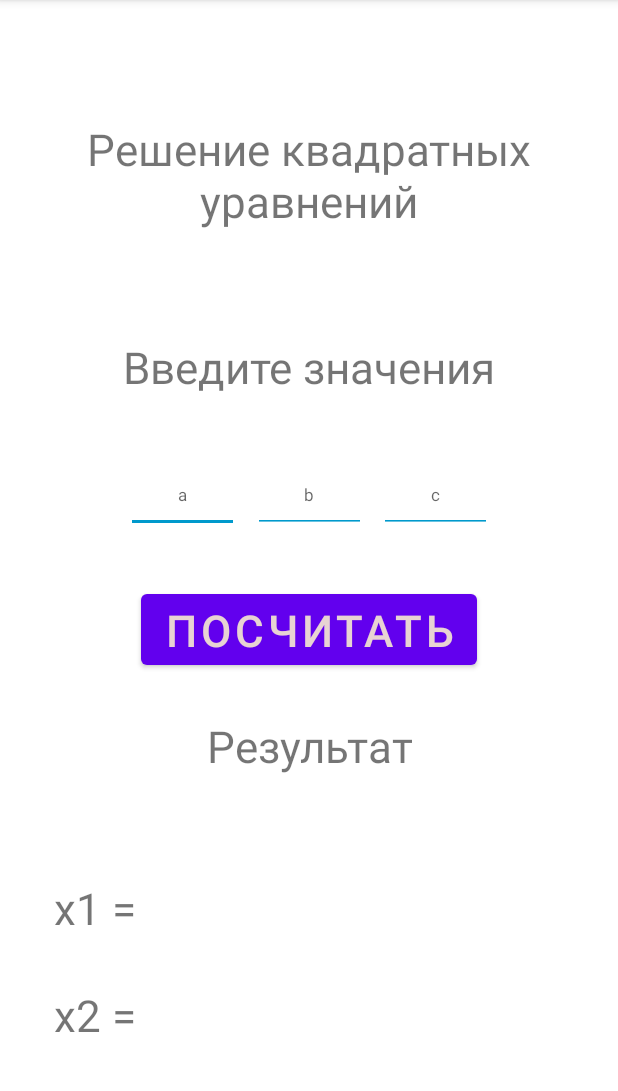
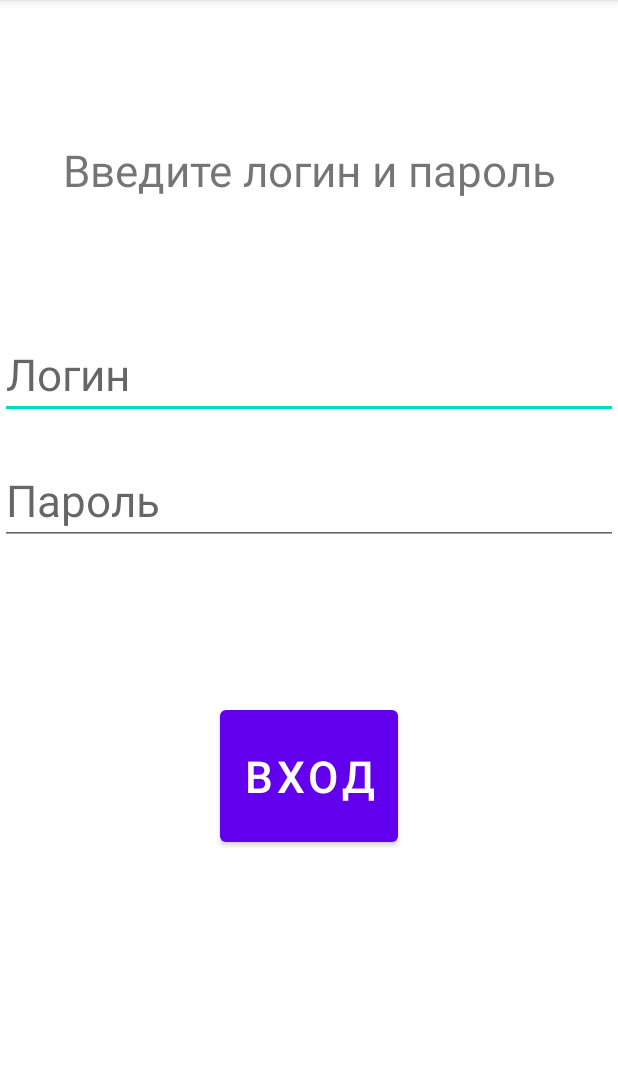
Before and after one commit to AndreyVAAVA/Samsung, an Android app: the screen it shows after launch (MainActivity), on a phone screen of 412 x 824 dp, the part 84-1175 px from its top. Run offline under Robolectric (Android 15) with nearby library versions, the phone set to English and light mode, and no system bars.

```diff
--- a/app/src/main/java/com/example/samsung/MainActivity.java
+++ b/app/src/main/java/com/example/samsung/MainActivity.java
@@ -14,18 +14,17 @@ import android.widget.TextView;
 import static android.provider.ContactsContract.Intents.Insert.ACTION;
 
 public class MainActivity extends AppCompatActivity {
-
+    static String true_login = "randommail@samsung.com";
+    static String true_password = "Random1234";
     @Override
     protected void onCreate(Bundle savedInstanceState) {
         super.onCreate(savedInstanceState);
         setContentView(R.layout.activity_main);
 
-        EditText editText_a = (EditText) findViewById(R.id.a);
-        EditText editText_b = (EditText) findViewById(R.id.b);
-        EditText editText_c = (EditText) findViewById(R.id.c);
-        Button button = (Button) findViewById(R.id.result);;
-        TextView textView_1 = (TextView) findViewById(R.id.X_1);
-        TextView textView_2 = (TextView) findViewById(R.id.X_2);
+        EditText editText_log = (EditText) findViewById(R.id.editText_log);
+        EditText editText_pswd = (EditText) findViewById(R.id.editText_pswd);
+        Button button = (Button) findViewById(R.id.btn);;
+        TextView result = (TextView) findViewById(R.id.result);
 
         /*editText_a.addTextChangedListener(new TextWatcher() {
 
@@ -43,24 +42,16 @@ public class MainActivity extends AppCompatActivity {
             }
         });*/
         button.setOnClickListener((View.OnClickListener) v -> {
-            int a = Integer.parseInt(editText_a.getText().toString());
-            int b = Integer.parseInt(editText_b.getText().toString());
-            int c = Integer.parseInt(editText_c.getText().toString());
-            double discr = ((b*b) - (4*a*c));
-            double x_1 = (((-b) + Math.sqrt(discr)) / (2*a));
-            double x_2 = (((-b) - Math.sqrt(discr)) / (2*a));
-            String x1 = String.valueOf(x_1);
-            String x2 = String.valueOf(x_2);
-            // Обработка нажатия
-            if(a == 0 && b == 0) {
-                textView_1.setText("(-беск;беск)");
-                textView_2.setText("(-беск;беск)");
-            } else if((a == 0 && b != 0 && c == 0) || (a != 0 && b == 0 && c == 0)){
-                textView_1.setText("0");
-                textView_2.setText("0");
-            } else {
-                textView_1.setText(x1);
-                textView_2.setText(x2);
+            String login = editText_log.getText().toString().toLowerCase();
+            String password = editText_pswd.getText().toString();
+            if((login.equals(true_login)) && (password.equals(true_password))){
+                result.setText("Верно");
+                result.setBackgroundResource(R.color.green);
+            } else{
+                result.setText("Вы ошиблись в логине или пароле");
+                result.setBackgroundResource(R.color.red);
+                editText_log.setText("");
+                editText_pswd.setText("");
             }
         });
     }
--- a/app/src/main/res/layout/activity_main.xml
+++ b/app/src/main/res/layout/activity_main.xml
@@ -7,9 +7,9 @@
     android:layout_height="match_parent">
     <TextView
         android:layout_width="wrap_content"
-        android:layout_height="100dp"
-        android:text="@string/input"
+        android:layout_height="90dp"
         android:textSize="29sp"
+        android:text="@string/meeting"
         android:gravity="center"
         app:layout_constraintHorizontal_bias="0.5"
         app:layout_constraintVertical_bias="0.1"
@@ -17,138 +17,55 @@
         app:layout_constraintRight_toRightOf="parent"
         app:layout_constraintTop_toTopOf="parent"
         app:layout_constraintBottom_toBottomOf="parent"/>
-    <TextView
-        android:layout_width="wrap_content"
+    <EditText
+        android:id="@+id/editText_log"
+        android:layout_width="match_parent"
         android:layout_height="70dp"
-        android:text="@string/instructions"
         android:textSize="29sp"
-        android:gravity="center"
-        app:layout_constraintHorizontal_bias="0.5"
+        android:hint="@string/login"
+        android:gravity="left|bottom"
+        app:layout_constraintHorizontal_bias="0.015"
         app:layout_constraintVertical_bias="0.3"
         app:layout_constraintLeft_toLeftOf="parent"
         app:layout_constraintRight_toRightOf="parent"
         app:layout_constraintTop_toTopOf="parent"
         app:layout_constraintBottom_toBottomOf="parent"/>
     <EditText
-        android:id="@+id/a"
-        android:layout_width="75dp"
-        android:layout_height="50dp"
-        android:hint="@string/a"
-        android:textSize="11sp"
-        android:gravity="center"
-        android:inputType="number|numberDecimal|numberSigned"
-        android:backgroundTint="@android:color/holo_blue_dark"
-        app:layout_constraintHorizontal_bias="0.25"
-        app:layout_constraintVertical_bias="0.425"
-        app:layout_constraintLeft_toLeftOf="parent"
-        app:layout_constraintRight_toRightOf="parent"
-        app:layout_constraintTop_toTopOf="parent"
-        app:layout_constraintBottom_toBottomOf="parent"/>
-    <EditText
-        android:id="@+id/b"
-        android:layout_width="75dp"
-        android:layout_height="50dp"
-        android:hint="@string/b"
-        android:textSize="11sp"
-        android:gravity="center"
-        android:inputType="number|numberDecimal|numberSigned"
-        android:backgroundTint="@android:color/holo_blue_dark"
-        app:layout_constraintHorizontal_bias="0.5"
-        app:layout_constraintVertical_bias="0.425"
-        app:layout_constraintLeft_toLeftOf="parent"
-        app:layout_constraintRight_toRightOf="parent"
-        app:layout_constraintTop_toTopOf="parent"
-        app:layout_constraintBottom_toBottomOf="parent"/>
-    <EditText
-        android:id="@+id/c"
-        android:layout_width="75dp"
-        android:layout_height="50dp"
-        android:hint="@string/c"
-        android:textSize="11sp"
-        android:gravity="center"
-        android:inputType="number|numberDecimal|numberSigned"
-        android:backgroundTint="@android:color/holo_blue_dark"
-        app:layout_constraintHorizontal_bias="0.75"
-        app:layout_constraintVertical_bias="0.425"
+        android:id="@+id/editText_pswd"
+        android:layout_width="match_parent"
+        android:layout_height="70dp"
+        android:textSize="29sp"
+        android:hint="@string/password"
+        android:gravity="left|bottom"
+        app:layout_constraintHorizontal_bias="0.015"
+        app:layout_constraintVertical_bias="0.42"
         app:layout_constraintLeft_toLeftOf="parent"
         app:layout_constraintRight_toRightOf="parent"
         app:layout_constraintTop_toTopOf="parent"
         app:layout_constraintBottom_toBottomOf="parent"/>
     <Button
-        android:id="@+id/result"
+        android:id="@+id/btn"
         android:layout_width="wrap_content"
-        android:layout_height="wrap_content"
-        android:text="@string/calculate"
+        android:layout_height="100dp"
         android:textSize="29sp"
+        android:text="@string/entering"
         android:gravity="center"
-        android:textColor="#e8d3d3"
         app:layout_constraintHorizontal_bias="0.5"
-        app:layout_constraintVertical_bias="0.55"
+        app:layout_constraintVertical_bias="0.7"
         app:layout_constraintLeft_toLeftOf="parent"
         app:layout_constraintRight_toRightOf="parent"
         app:layout_constraintTop_toTopOf="parent"
         app:layout_constraintBottom_toBottomOf="parent"/>
     <TextView
+        android:id="@+id/result"
         android:layout_width="wrap_content"
-        android:layout_height="100dp"
-        android:text="@string/result"
+        android:layout_height="90dp"
         android:textSize="29sp"
         android:gravity="center"
         app:layout_constraintHorizontal_bias="0.5"
-        app:layout_constraintVertical_bias="0.67"
-        app:layout_constraintLeft_toLeftOf="parent"
-        app:layout_constraintRight_toRightOf="parent"
-        app:layout_constraintTop_toTopOf="parent"
-        app:layout_constraintBottom_toBottomOf="parent"/>
-
-    <TextView
-        android:id="@+id/x1"
-        android:layout_width="wrap_content"
-        android:layout_height="50dp"
-        android:text="@string/x_1"
-        android:textSize="29sp"
-        android:gravity="left|bottom"
-        app:layout_constraintHorizontal_bias="0.1"
-        app:layout_constraintVertical_bias="0.8"
-        app:layout_constraintLeft_toLeftOf="parent"
-        app:layout_constraintRight_toRightOf="parent"
-        app:layout_constraintTop_toTopOf="parent"
-        app:layout_constraintBottom_toBottomOf="parent"/>
-    <TextView
-        android:id="@+id/x2"
-        android:layout_width="wrap_content"
-        android:layout_height="50dp"
-        android:text="@string/x_2"
-        android:textSize="29sp"
-        android:gravity="left|bottom"
-        app:layout_constraintHorizontal_bias="0.1"
         app:layout_constraintVertical_bias="0.9"
         app:layout_constraintLeft_toLeftOf="parent"
         app:layout_constraintRight_toRightOf="parent"
         app:layout_constraintTop_toTopOf="parent"
         app:layout_constraintBottom_toBottomOf="parent"/>
-    <TextView
-        android:id="@+id/X_1"
-        android:layout_width="220dp"
-        android:layout_height="40dp"
-        android:textSize="29sp"
-        android:gravity="left|bottom"
-        app:layout_constraintHorizontal_bias="0.5"
-        app:layout_constraintVertical_bias="0.8"
-        app:layout_constraintLeft_toLeftOf="@+id/x1"
-        app:layout_constraintRight_toRightOf="parent"
-        app:layout_constraintTop_toTopOf="parent"
-        app:layout_constraintBottom_toBottomOf="parent"/>
-    <TextView
-        android:id="@+id/X_2"
-        android:layout_width="220dp"
-        android:layout_height="40dp"
-        android:textSize="29sp"
-        android:gravity="left|bottom"
-        app:layout_constraintHorizontal_bias="0.5"
-        app:layout_constraintVertical_bias="0.9"
-        app:layout_constraintLeft_toLeftOf="@+id/x2"
-        app:layout_constraintRight_toRightOf= "parent"
-        app:layout_constraintTop_toTopOf="parent"
-        app:layout_constraintBottom_toBottomOf="parent"/>
 </androidx.constraintlayout.widget.ConstraintLayout>
--- a/app/src/main/res/values/colors.xml
+++ b/app/src/main/res/values/colors.xml
@@ -7,4 +7,6 @@
     <color name="teal_700">#FF018786</color>
     <color name="black">#FF000000</color>
     <color name="white">#FFFFFFFF</color>
+    <color name="red">#a30000</color>
+    <color name="green">#036300</color>
 </resources>
--- a/app/src/main/res/values/strings.xml
+++ b/app/src/main/res/values/strings.xml
@@ -1,12 +1,7 @@
 <resources>
     <string name="app_name">Samsung</string>
-    <string name="input">Решение квадратных уравнений</string>
-    <string name="instructions">Введите значения</string>
-    <string name="a">a</string>
-    <string name="b">b</string>
-    <string name="c">c</string>
-    <string name="calculate">Посчитать</string>
-    <string name="result">Результат</string>
-    <string name="x_1">x1 = </string>
-    <string name="x_2">x2 = </string>
+    <string name="meeting">Введите логин и пароль</string>
+    <string name="entering">Вход</string>
+    <string name="login">Логин</string>
+    <string name="password">Пароль</string>
 </resources>
```
